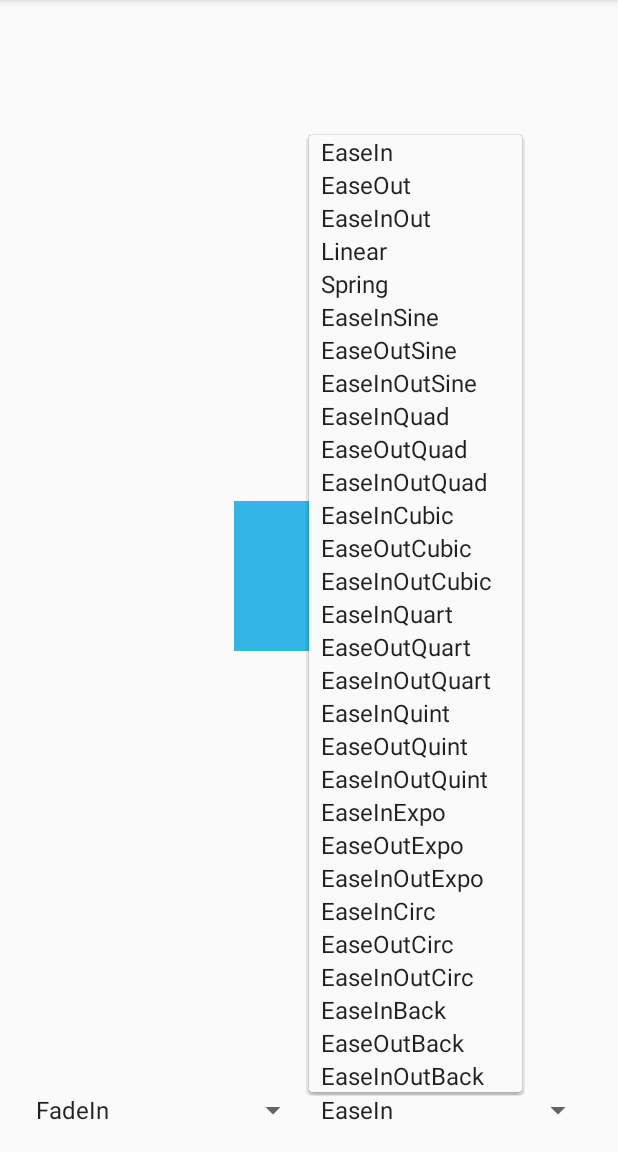
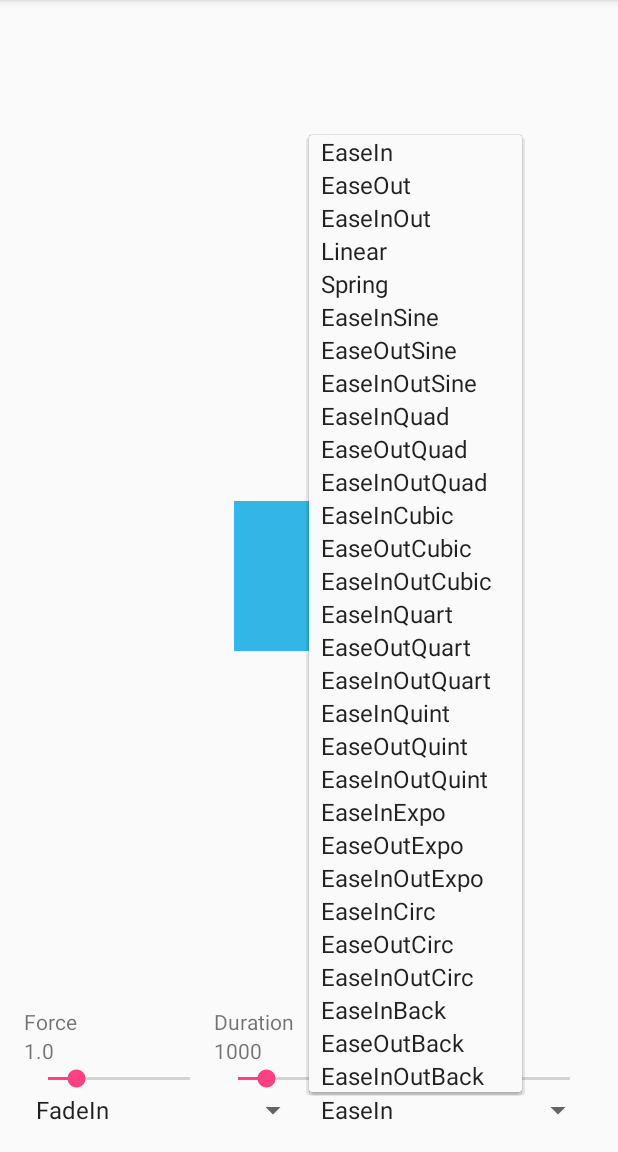
Before and after one commit to mattak/Autumn, an Android app: the screen it shows after launch (MainActivity), after a tap on "EaseIn", on a phone screen of 412 x 824 dp, the part 84-1236 px from its top. Run offline under Robolectric (Android 15) with nearby library versions, the phone set to English and light mode, and no system bars.

Commit message:
feat(example): add seekbar & value label

```diff
--- a/example/src/main/java/me/mattak/autumn/example/MainActivity.kt
+++ b/example/src/main/java/me/mattak/autumn/example/MainActivity.kt
@@ -3,9 +3,7 @@ package me.mattak.autumn.example
 import android.os.Bundle
 import android.support.v7.app.AppCompatActivity
 import android.view.View
-import android.widget.AdapterView
-import android.widget.ArrayAdapter
-import android.widget.Spinner
+import android.widget.*
 import me.mattak.autumn.AnimatorPreset
 import me.mattak.autumn.InterpolatorPreset
 
@@ -13,19 +11,61 @@ class MainActivity : AppCompatActivity() {
     val squareView: View by lazy { findViewById(R.id.square) }
     val animatorSpinner: Spinner by lazy { findViewById(R.id.spinner_animator) as Spinner }
     val interpolatorSpinner: Spinner by lazy { findViewById(R.id.spinner_interpolator) as Spinner }
+    val forceSeekBar: SeekBar by lazy { findViewById(R.id.seekbar_force) as SeekBar }
+    val durationSeekBar: SeekBar by lazy { findViewById(R.id.seekbar_duration) as SeekBar }
+    val delaySeekBar: SeekBar by lazy { findViewById(R.id.seekbar_delay) as SeekBar }
+    val forceTextView: TextView by lazy { findViewById(R.id.value_force) as TextView }
+    val durationTextView: TextView by lazy { findViewById(R.id.value_duration) as TextView }
+    val delayTextView: TextView by lazy { findViewById(R.id.value_delay) as TextView }
+    var force: Float = 1.0f
+    var duration: Long = 1000L
+    var delay: Long = 0L
 
     override fun onCreate(savedInstanceState: Bundle?) {
         super.onCreate(savedInstanceState)
         setContentView(R.layout.activity_main)
 
+        // TODO: refactoring
         animatorSpinner.adapter = ArrayAdapter<String>(this, android.R.layout.simple_spinner_item, AnimatorPreset.values().map { it.name })
         interpolatorSpinner.adapter = ArrayAdapter<String>(this, android.R.layout.simple_spinner_item, InterpolatorPreset.values().map { it.name })
 
-        squareView.setOnClickListener {
-            animate(squareView, animatorSpinner.selectedItem.toString(), interpolatorSpinner.selectedItem.toString())
-        }
+        squareView.setOnClickListener { animate() }
         animatorSpinner.onItemSelectedListener = createOnItemSelectedListener()
         interpolatorSpinner.onItemSelectedListener = createOnItemSelectedListener()
+        val forceAdjust: (SeekBar) -> Unit = {
+            force = it.progress.toFloat() / 100.0f
+            forceTextView.text = force.toString()
+        }
+        val durationAdjust: (SeekBar) -> Unit = {
+            duration = it.progress.toLong()
+            durationTextView.text = duration.toString()
+        }
+        val delayAdjust: (SeekBar) -> Unit = {
+            delay = it.progress.toLong()
+            delayTextView.text = delay.toString()
+        }
+        forceSeekBar.setOnSeekBarChangeListener(this.createOnSeekBarChangeListener(forceAdjust))
+        durationSeekBar.setOnSeekBarChangeListener(this.createOnSeekBarChangeListener(durationAdjust))
+        delaySeekBar.setOnSeekBarChangeListener(this.createOnSeekBarChangeListener(delayAdjust))
+        forceAdjust(forceSeekBar)
+        durationAdjust(durationSeekBar)
+        delayAdjust(delaySeekBar)
+    }
+
+    private fun createOnSeekBarChangeListener(runner: (SeekBar) -> Unit): SeekBar.OnSeekBarChangeListener {
+        return object : SeekBar.OnSeekBarChangeListener {
+            override fun onProgressChanged(seekBar: SeekBar?, progress: Int, fromUser: Boolean) {
+                seekBar?.let { runner(it) }
+            }
+
+            override fun onStartTrackingTouch(seekBar: SeekBar?) {
+            }
+
+            override fun onStopTrackingTouch(seekBar: SeekBar?) {
+                seekBar?.let { runner(it) }
+                animate()
+            }
+        }
     }
 
     private fun createOnItemSelectedListener(): AdapterView.OnItemSelectedListener {
@@ -34,19 +74,18 @@ class MainActivity : AppCompatActivity() {
             }
 
             override fun onItemSelected(parent: AdapterView<*>?, view: View?, position: Int, id: Long) {
-                animate(squareView, animatorSpinner.selectedItem.toString(), interpolatorSpinner.selectedItem.toString())
+                animate()
             }
         }
     }
 
-    private fun animate(square: View, animatorName: String, interpolatorName: String) {
-        val force = 1.0f
-        val duration = 1000L
-        val delay = 0L
+    private fun animate() {
+        val animatorName: String = animatorSpinner.selectedItem.toString()
+        val interpolatorName: String = interpolatorSpinner.selectedItem.toString()
         val animatorPreset = AnimatorPreset.valueOf(animatorName)
         val interpolatorPreset = InterpolatorPreset.valueOf(interpolatorName)
         val interpolator = interpolatorPreset.create(force)
-        val animator = animatorPreset.createAnimator(square, force, duration, delay, interpolator).create()
+        val animator = animatorPreset.createAnimator(squareView, force, duration, delay, interpolator).create()
         animator.start()
     }
 
--- a/example/src/main/res/layout/activity_main.xml
+++ b/example/src/main/res/layout/activity_main.xml
@@ -17,25 +17,118 @@
         android:background="#ff33b5e5" />
 
     <LinearLayout
+        android:id="@+id/spinners"
         android:layout_width="match_parent"
         android:layout_height="wrap_content"
         android:layout_alignParentBottom="true"
         android:layout_centerHorizontal="true"
         android:gravity="center_vertical"
-        android:weightSum="2"
-        android:orientation="horizontal">
+        android:orientation="horizontal"
+        android:weightSum="2">
 
         <Spinner
-            android:layout_weight="1"
             android:id="@+id/spinner_animator"
             android:layout_width="0dp"
-            android:layout_height="wrap_content" />
+            android:layout_height="wrap_content"
+            android:layout_weight="1" />
 
         <Spinner
-            android:layout_weight="1"
             android:id="@+id/spinner_interpolator"
             android:layout_width="0dp"
-            android:layout_height="wrap_content" />
+            android:layout_height="wrap_content"
+            android:layout_weight="1" />
+
+    </LinearLayout>
+
+    <LinearLayout
+        android:id="@+id/seekbars"
+        android:layout_above="@id/spinners"
+        android:layout_width="match_parent"
+        android:layout_height="wrap_content"
+        android:orientation="horizontal"
+        android:weightSum="3">
+
+        <SeekBar
+            android:id="@+id/seekbar_force"
+            android:max="500"
+            android:progress="100"
+            android:layout_width="0dp"
+            android:layout_height="wrap_content"
+            android:layout_weight="1" />
+
+        <SeekBar
+            android:id="@+id/seekbar_duration"
+            android:max="5000"
+            android:progress="1000"
+            android:layout_width="0dp"
+            android:layout_height="wrap_content"
+            android:layout_weight="1" />
+
+        <SeekBar
+            android:id="@+id/seekbar_delay"
+            android:max="5000"
+            android:progress="0"
+            android:layout_width="0dp"
+            android:layout_height="wrap_content"
+            android:layout_weight="1" />
+
+    </LinearLayout>
+
+    <LinearLayout
+        android:id="@+id/values"
+        android:layout_above="@id/seekbars"
+        android:layout_width="match_parent"
+        android:layout_height="wrap_content"
+        android:orientation="horizontal"
+        android:weightSum="3">
+
+        <TextView
+            android:id="@+id/value_force"
+            android:layout_width="0dp"
+            android:layout_height="wrap_content"
+            android:layout_weight="1" />
+
+        <TextView
+            android:id="@+id/value_duration"
+            android:layout_width="0dp"
+            android:layout_height="wrap_content"
+            android:layout_weight="1" />
+
+        <TextView
+            android:id="@+id/value_delay"
+            android:layout_width="0dp"
+            android:layout_height="wrap_content"
+            android:layout_weight="1" />
+
+    </LinearLayout>
+
+    <LinearLayout
+        android:layout_above="@id/values"
+        android:layout_width="match_parent"
+        android:layout_height="wrap_content"
+        android:orientation="horizontal"
+        android:weightSum="3">
+
+        <TextView
+            android:text="Force"
+            android:id="@+id/text_force"
+            android:layout_width="0dp"
+            android:layout_height="wrap_content"
+            android:layout_weight="1" />
+
+        <TextView
+            android:text="Duration"
+            android:id="@+id/text_duration"
+            android:layout_width="0dp"
+            android:layout_height="wrap_content"
+            android:layout_weight="1" />
+
+        <TextView
+            android:text="Delay"
+            android:id="@+id/text_delay"
+            android:layout_width="0dp"
+            android:layout_height="wrap_content"
+            android:layout_weight="1" />
 
     </LinearLayout>
 
```
